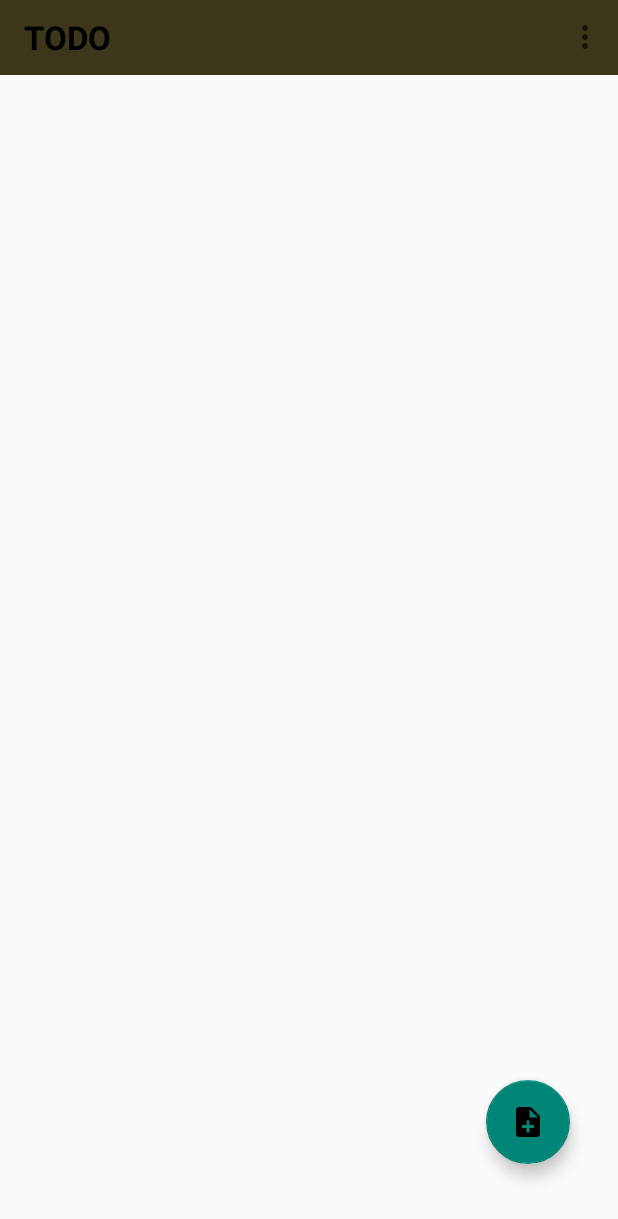
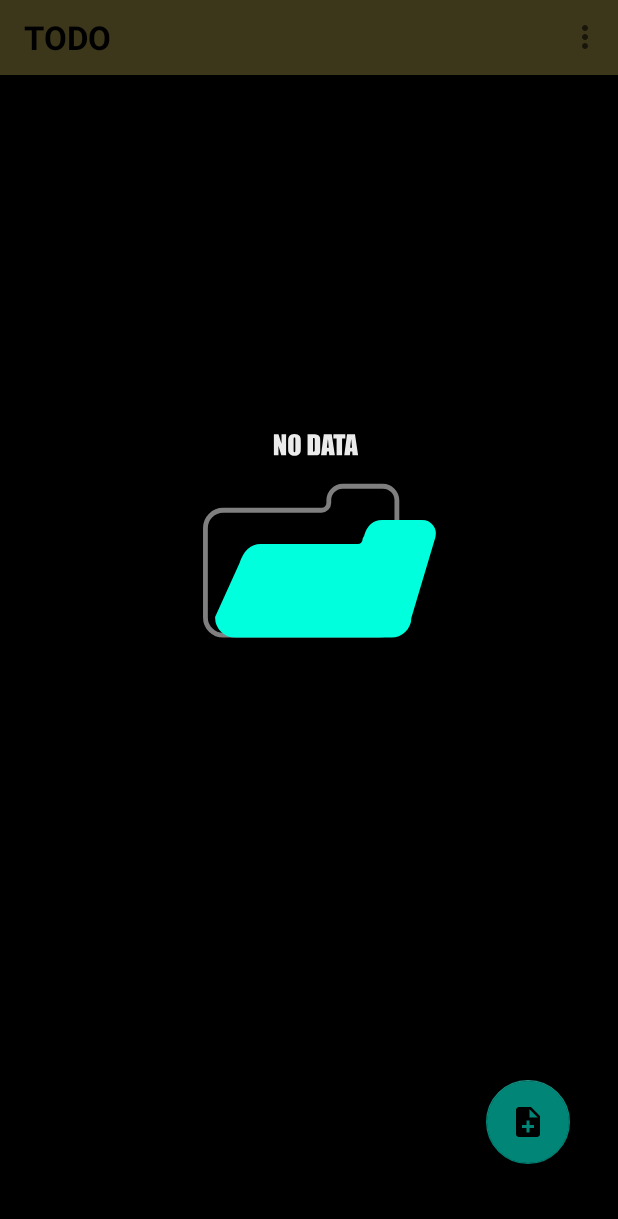
Before and after one commit to devshivamthakur/Todo-app, an Android app: the screen it shows after launch (MainActivity), on a phone screen of 412 x 824 dp. Shown: the top 1219 px of the screen. Run offline under Robolectric (Android 15) with nearby library versions, the phone set to English and light mode, and no system bars.

Commit message:
add lottie feature using java

```diff
--- a/app/src/main/java/com/example/todo/all_data_fragment.java
+++ b/app/src/main/java/com/example/todo/all_data_fragment.java
@@ -1,5 +1,6 @@
 package com.example.todo;
 
+import android.animation.Animator;
 import android.os.Bundle;
 
 import androidx.annotation.NonNull;
@@ -17,9 +18,11 @@ import android.view.MenuInflater;
 import android.view.MenuItem;
 import android.view.View;
 import android.view.ViewGroup;
+import android.widget.RelativeLayout;
 import android.widget.Toast;
 import androidx.appcompat.widget.Toolbar;
 
+import com.airbnb.lottie.LottieAnimationView;
 import com.google.android.material.floatingactionbutton.FloatingActionButton;
 
 import java.util.ArrayList;
@@ -33,12 +36,15 @@ ArrayList<todo_type> arrayList;  // transfer to  adapter
 NavController navController=null;  // used to navigate fragment
     recycler_adapter adapter;
     Toolbar toolbar;
-
+Thread t;
+LottieAnimationView lottieAnimationView;
+RelativeLayout relativeLayout;
     @Override
     public void onViewCreated(@NonNull View view, @Nullable Bundle savedInstanceState) {
     navController= Navigation.findNavController(view);
     add_task_btn=view.findViewById(R.id.add_task_btn);
     add_task_btn.setOnClickListener(this::onClick);
+    relativeLayout=view.findViewById(R.id.relative_layout);
         super.onViewCreated(view, savedInstanceState);
     }
 
@@ -49,14 +55,38 @@ NavController navController=null;  // used to navigate fragment
         super.onCreateOptionsMenu(menu, inflater);
     }
 
+
+
     @Override
     public View onCreateView(LayoutInflater inflater, ViewGroup container,
                              Bundle savedInstanceState) {
         // Inflate the layout for this fragment
         View v=inflater.inflate(R.layout.fragment_all_data_fragment, container, false);
         recyclerView=v.findViewById(R.id.todo_recycler);
+        lottieAnimationView=v.findViewById(R.id.lottie_empty);
+        lottieAnimationView.addAnimatorListener(new Animator.AnimatorListener() {
+            @Override
+            public void onAnimationStart(Animator animation) {
+           relativeLayout.setBackgroundColor(getResources().getColor(R.color.black));
+            }
+
+            @Override
+            public void onAnimationEnd(Animator animation) {
+
+            }
+
+            @Override
+            public void onAnimationCancel(Animator animation) {
+                relativeLayout.setBackgroundColor(getResources().getColor(R.color.white));
+            }
+
+            @Override
+            public void onAnimationRepeat(Animator animation) {
+
+            }
+        });
         arrayList=getAlldata();
-        adapter=new recycler_adapter(arrayList,getContext(),v);
+        adapter=new recycler_adapter(arrayList,getContext(),v,lottieAnimationView);
         recyclerView.setAdapter(adapter);
         recyclerView.setLayoutManager(new LinearLayoutManager(getContext()));
         toolbar=v.findViewById(R.id.toolbar);
@@ -110,6 +140,4 @@ NavController navController=null;  // used to navigate fragment
         }
         return super.onOptionsItemSelected(item);
     }
-
-
 }
--- a/app/src/main/java/com/example/todo/recycler_adapter.java
+++ b/app/src/main/java/com/example/todo/recycler_adapter.java
@@ -3,6 +3,7 @@ package com.example.todo;
 import android.content.Context;
 import android.content.Intent;
 import android.os.Bundle;
+import android.util.Log;
 import android.view.LayoutInflater;
 import android.view.MenuInflater;
 import android.view.MenuItem;
@@ -19,6 +20,9 @@ import androidx.navigation.NavAction;
 import androidx.navigation.NavController;
 import androidx.navigation.Navigation;
 import androidx.recyclerview.widget.RecyclerView;
+
+import com.airbnb.lottie.LottieAnimationView;
+
 import java.util.ArrayList;
 
 import static com.example.todo.MainActivity.c;
@@ -29,11 +33,17 @@ public class recycler_adapter extends RecyclerView.Adapter<recycler_adapter.View
 Context context;
 View v;  // to navigate after any  operation (delete, update)
     NavController navController=null;
+    LottieAnimationView lottieAnimationView;
 
-    public recycler_adapter(ArrayList<todo_type> todo_data_arraylist, Context context,View v) {
+
+    public recycler_adapter(ArrayList<todo_type> todo_data_arraylist, Context context,View v,LottieAnimationView lottieAnimationView) {
         this.todo_data_arraylist = todo_data_arraylist;
         this.context = context;
         this.v=v;
+        this.lottieAnimationView=lottieAnimationView;
+        if(todo_data_arraylist.isEmpty()){
+            Log.e("pass", String.valueOf(todo_data_arraylist));
+        }
 
     }
 
@@ -114,14 +124,27 @@ View v;  // to navigate after any  operation (delete, update)
                 }
             });
         }
+        if(todo_data_arraylist.isEmpty()){
+            lottieAnimationView.setVisibility(View.VISIBLE);
+
+        }
 
     }
 
     @Override
     public int getItemCount() {
-        if(todo_data_arraylist!=null)
-                       return todo_data_arraylist.size();
-        else return -1;
+        if(todo_data_arraylist!=null){
+            if(!todo_data_arraylist.isEmpty()){
+                lottieAnimationView.setVisibility(View.GONE);
+            }
+            if(todo_data_arraylist.isEmpty()){
+                lottieAnimationView.setVisibility(View.VISIBLE);
+                Log.e("pass","emp2");
+            }
+            Log.e("pass","emp");
+            return todo_data_arraylist.size();
+        }
+            return -1;
     }
 
     class ViewHolder extends RecyclerView.ViewHolder{
--- a/app/src/main/res/layout/fragment_all_data_fragment.xml
+++ b/app/src/main/res/layout/fragment_all_data_fragment.xml
@@ -21,14 +21,19 @@
             android:textStyle="bold|normal"
             />
     </androidx.appcompat.widget.Toolbar>
+    <RelativeLayout
+        android:id="@+id/relative_layout"
+        android:layout_below="@id/toolbar"
+        android:layout_width="match_parent"
+        android:layout_height="match_parent">
         <com.airbnb.lottie.LottieAnimationView
             android:id="@+id/lottie_empty"
             android:layout_width="match_parent"
             android:layout_height="match_parent"
             android:layout_above="@id/add_task_btn"
-    android:layout_below="@id/toolbar"
             android:visibility="gone"
             app:lottie_loop="true"
+            app:lottie_autoPlay="true"
             app:lottie_rawRes="@raw/empty_data"/>
         <androidx.recyclerview.widget.RecyclerView
             android:id="@+id/todo_recycler"
@@ -47,3 +52,5 @@
             android:src="@drawable/ic_baseline_note_add_24"
             app:useCompatPadding="true"/>
     </RelativeLayout>
+
+</RelativeLayout>
```
Lines whose indentation alone changed are shown as unchanged.
